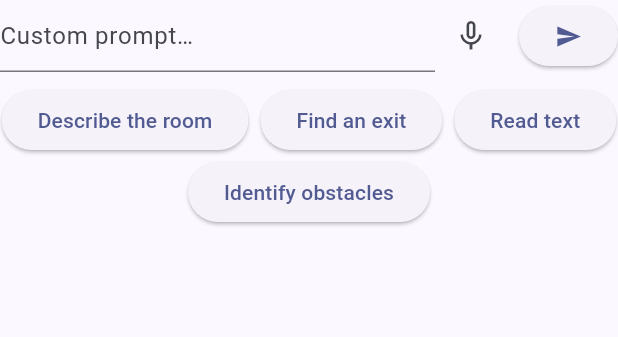
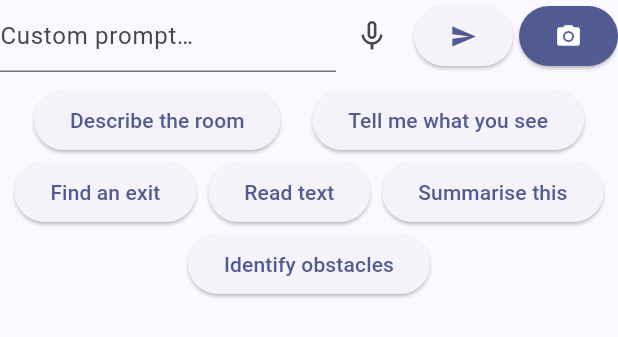
Before and after one commit to ai-space-s/wm-gemma-vision, a Flutter app: the _PromptBar widget shown alone on an empty page, opened directly with empty values, after a tap on the "send" icon, on a phone screen of 412 x 824 dp. Shown: the top 337 px of the screen. Run offline on Flutter 3.47's test engine with Material 3 defaults, Android fonts, the phone set to English and light mode, and no system bars; our stand-ins replace camera, flutter_secure_storage, flutter_tts, image_picker, speech_to_text; missing offline and left inert: flutter_downloader, flutter_gemma, flutter_web_auth_2; accounts and stored records are empty.

Commit message:
Added button to send message without taking photo

```diff
--- a/lib/camera.dart
+++ b/lib/camera.dart
@@ -65,11 +65,15 @@ class GemmaService {
     _initialised = true;
   }
 
-  Future<String> send({required String text, required File image}) async {
+  Future<String> send({required String text, File? image}) async {
+    if (image != null) {
       final bytes = await image.readAsBytes();
       await _chat!.addQueryChunk(
         Message.withImage(text: text, imageBytes: bytes, isUser: true),
       );
+    } else {
+      await _chat!.addQueryChunk(Message(text: text, isUser: true));
+    }
     return _chat!.generateChatResponse();
   }
 
@@ -223,7 +227,23 @@ class _ChatPageState extends State<ChatPage> {
     }
   }
 
-  // Ensures a valid camera session (avoids “Session closed” crash)
+  // Send without capturing image
+  Future<void> _sendTextOnly(String userPrompt) async {
+    try {
+      setState(() => _msgs.add(_Msg(userPrompt, isUser: true)));
+
+      final fullPrompt = '$_systemCtx\nUser: $userPrompt';
+      final reply = await _service.send(text: fullPrompt);
+
+      setState(() => _msgs.add(_Msg(reply, isUser: false)));
+      await Future.delayed(const Duration(milliseconds: 300));
+      await _tts.speak(reply);
+    } catch (e) {
+      setState(() => _msgs.add(_Msg('Error: $e', isUser: false)));
+    }
+  }
+
+  // Ensures a valid camera session (avoids "Session closed" crash)
   Future<File?> _safeTakePicture() async {
     if (!_camera.value.isInitialized) {
       try {
@@ -280,7 +300,8 @@ class _ChatPageState extends State<ChatPage> {
             padding: const EdgeInsets.all(8),
             child: _PromptBar(
               key: _promptBarKey,
-              onPrompt: _captureAndSend,
+              onPromptWithPhoto: _captureAndSend,
+              onPromptTextOnly: _sendTextOnly,
               disabled: _resetting,
             ),
           ),
@@ -402,9 +423,15 @@ class _ChatBubble extends StatelessWidget {
 
 /// PROMPT BAR – dictation, custom prompt & quick buttons
 class _PromptBar extends StatefulWidget {
-  final Future<void> Function(String) onPrompt;
+  final Future<void> Function(String) onPromptWithPhoto;
+  final Future<void> Function(String) onPromptTextOnly;
   final bool disabled;
-  const _PromptBar({required this.onPrompt, this.disabled = false, super.key});
+  const _PromptBar({
+    required this.onPromptWithPhoto,
+    required this.onPromptTextOnly,
+    this.disabled = false,
+    super.key,
+  });
 
   @override
   State<_PromptBar> createState() => _PromptBarState();
@@ -432,7 +459,7 @@ class _PromptBarState extends State<_PromptBar> {
     if (mounted) setState(() {});
   }
 
-  Future<void> _send(String prompt) async {
+  Future<void> _sendWithPhoto(String prompt) async {
     if (widget.disabled) return;
     final txt = prompt.trim();
     if (txt.isEmpty || _sending) return;
@@ -446,7 +473,27 @@ class _PromptBarState extends State<_PromptBar> {
     setState(() => _sending = true);
 
     try {
-      await widget.onPrompt(txt);
+      await widget.onPromptWithPhoto(txt);
+    } finally {
+      if (mounted) setState(() => _sending = false);
+    }
+  }
+
+  Future<void> _sendTextOnly(String prompt) async {
+    if (widget.disabled) return;
+    final txt = prompt.trim();
+    if (txt.isEmpty || _sending) return;
+
+    if (_listening) {
+      _listening = false;
+      await _speech.stop();
+    }
+
+    _ctrl.clear();
+    setState(() => _sending = true);
+
+    try {
+      await widget.onPromptTextOnly(txt);
     } finally {
       if (mounted) setState(() => _sending = false);
     }
@@ -501,7 +548,7 @@ class _PromptBarState extends State<_PromptBar> {
                   controller: _ctrl,
                   enabled: !controlsDisabled,
                   decoration: const InputDecoration(hintText: 'Custom prompt…'),
-                  onSubmitted: _send,
+                  onSubmitted: _sendWithPhoto,
                 ),
               ),
               IconButton(
@@ -513,9 +560,13 @@ class _PromptBarState extends State<_PromptBar> {
                     ? null
                     : (_speechEnabled ? _toggleListening : null),
               ),
-              const SizedBox(width: 8),
-              ElevatedButton(
-                onPressed: controlsDisabled ? null : () => _send(_ctrl.text),
+              const SizedBox(width: 4),
+              Semantics(
+                label: 'Send',
+                child: ElevatedButton(
+                  onPressed: controlsDisabled
+                      ? null
+                      : () => _sendTextOnly(_ctrl.text),
                   child: _sending
                       ? const SizedBox(
                           width: 16,
@@ -523,6 +574,30 @@ class _PromptBarState extends State<_PromptBar> {
                           child: CircularProgressIndicator(strokeWidth: 2),
                         )
                       : const Icon(Icons.send),
+                ),
+              ),
+              const SizedBox(width: 4),
+              Semantics(
+                label: 'Send with photo',
+                child: ElevatedButton(
+                  onPressed: controlsDisabled
+                      ? null
+                      : () => _sendWithPhoto(_ctrl.text),
+                  style: ElevatedButton.styleFrom(
+                    backgroundColor: Theme.of(context).primaryColor,
+                    foregroundColor: Colors.white,
+                  ),
+                  child: _sending
+                      ? const SizedBox(
+                          width: 16,
+                          height: 16,
+                          child: CircularProgressIndicator(
+                            strokeWidth: 2,
+                            color: Colors.white,
+                          ),
+                        )
+                      : const Icon(Icons.camera_alt),
+                ),
               ),
             ],
           ),
@@ -532,8 +607,10 @@ class _PromptBarState extends State<_PromptBar> {
             spacing: 8,
             children: [
               _quick('Describe the room', controlsDisabled),
+              _quick('Tell me what you see', controlsDisabled),
               _quick('Find an exit', controlsDisabled),
               _quick('Read text', controlsDisabled),
+              _quick('Summarise this', controlsDisabled),
               _quick('Identify obstacles', controlsDisabled),
             ],
           ),
@@ -543,7 +620,7 @@ class _PromptBarState extends State<_PromptBar> {
   }
 
   Widget _quick(String label, bool disabled) => ElevatedButton(
-    onPressed: disabled ? null : () => _send(label),
+    onPressed: disabled ? null : () => _sendWithPhoto(label),
     child: Text(label, textAlign: TextAlign.center),
   );
 }
```
Lines whose indentation alone changed are shown as unchanged.
